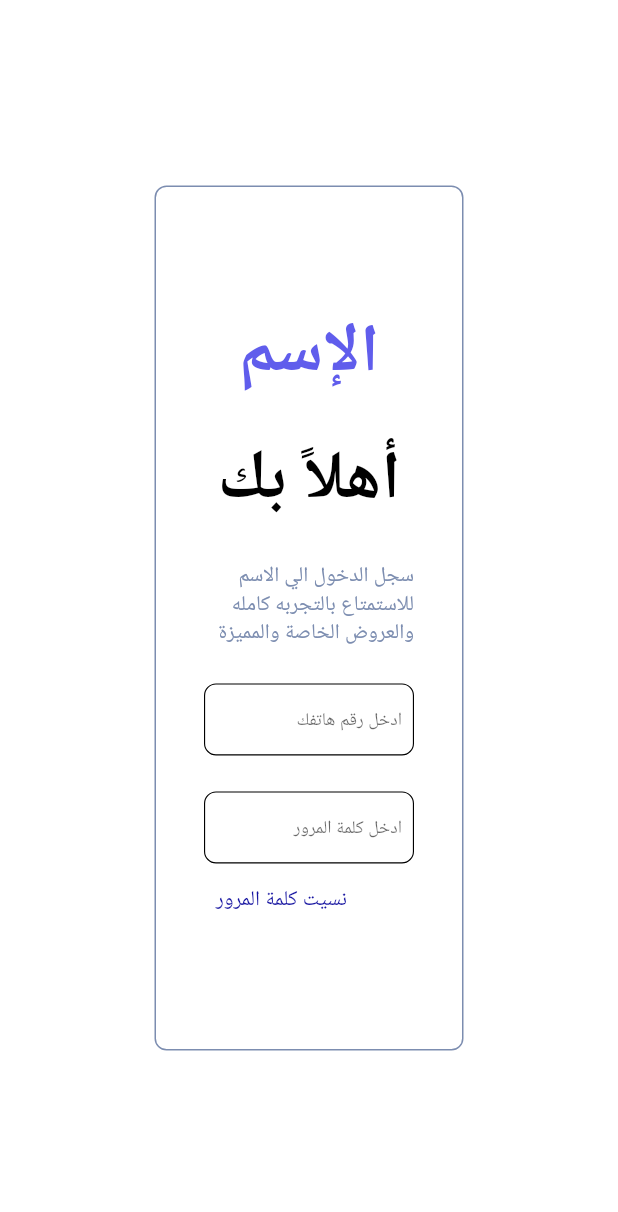
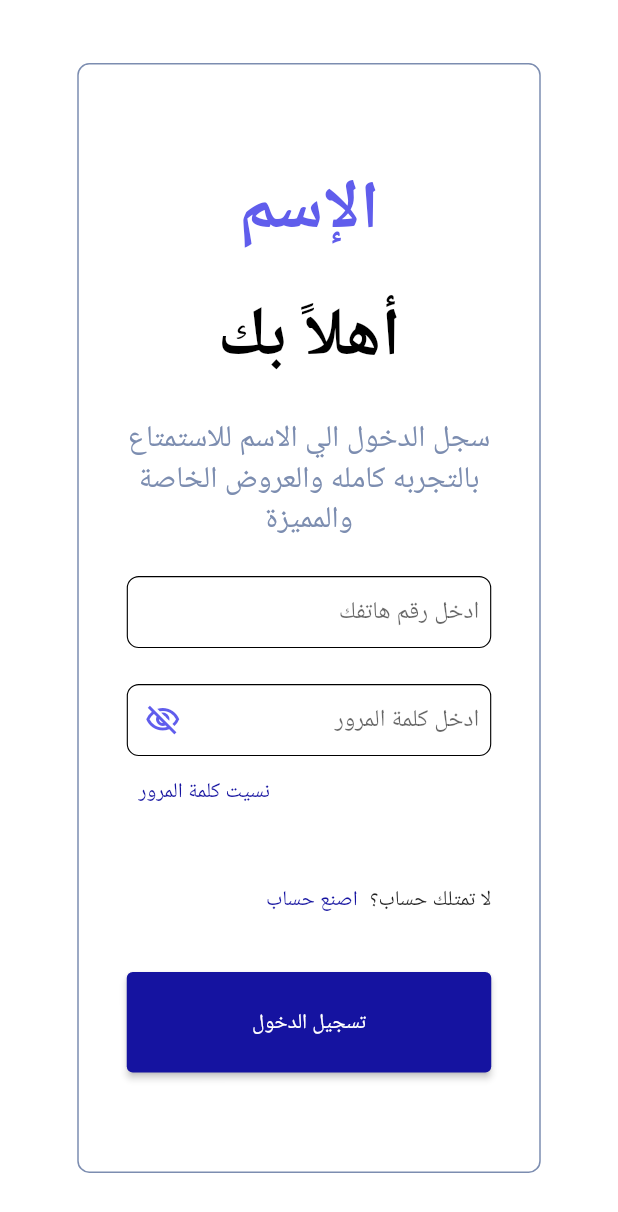
Before and after one commit to ahmed-hady-dev/rent_website, a Flutter app: the screen it shows after launch, on a phone screen of 412 x 824 dp. Shown: the top 1212 px of the screen. Run offline on Flutter 3.47's test engine with Material 2 defaults, Android fonts, the phone set to English and light mode, and no system bars; our stand-ins replace bloc, dio, easy_localization, flutter_bloc, get_storage, google_fonts and 1 more; accounts and stored records are empty; Roboto replaces fonts that are missing (Tajawal).

Commit message:
finish login screen and add responsive class

```diff
--- a/lib/components/custom_text_field.dart
+++ b/lib/components/custom_text_field.dart
@@ -1,4 +1,5 @@
 import 'package:flutter/material.dart';
+import 'package:rent_website/constants/app_colors.dart';
 
 class CustomTextField extends StatefulWidget {
   final TextInputType type;
@@ -20,6 +21,9 @@ class CustomTextField extends StatefulWidget {
   final TextStyle? hintStyle;
   final bool showBorder;
   final BoxConstraints? prefixIconConstraints;
+  final EdgeInsetsGeometry? padding;
+  final double? vertical;
+  final double? horizontal;
   const CustomTextField({
     Key? key,
     this.type = TextInputType.text,
@@ -41,6 +45,9 @@ class CustomTextField extends StatefulWidget {
     this.textStyle,
     this.prefixIconConstraints,
     this.hintStyle,
+    this.padding,
+    this.vertical,
+    this.horizontal,
   }) : super(key: key);
 
   @override
@@ -53,7 +60,10 @@ class _CustomTextFieldState extends State<CustomTextField> {
 
   @override
   Widget build(BuildContext context) {
-    return SizedBox(
+    return Padding(
+      padding:
+          widget.padding ?? EdgeInsets.symmetric(vertical: widget.vertical ?? 0, horizontal: widget.horizontal ?? 0),
+      child: SizedBox(
         height: widget.height,
         child: TextFormField(
           enabled: widget.enabled,
@@ -67,12 +77,7 @@ class _CustomTextFieldState extends State<CustomTextField> {
           maxLines: widget.type == TextInputType.visiblePassword ? 1 : widget.lines,
           onFieldSubmitted: widget.onFieldSubmitted,
           focusNode: widget.focusNode,
-        style: widget.textStyle ??
-            Theme.of(context).textTheme.bodyText1!.copyWith(
-                  fontSize: 12,
-                  color: Theme.of(context).primaryColor,
-                  fontWeight: FontWeight.w500,
-                ),
+          style: widget.textStyle,
           obscureText: widget.type == TextInputType.visiblePassword && !_visible,
           decoration: InputDecoration(
             hintText: widget.hint,
@@ -103,7 +108,8 @@ class _CustomTextFieldState extends State<CustomTextField> {
                     : GestureDetector(
                         onTap: () => setState(() => _visible = !_visible),
                         child: Icon(_visible ? Icons.visibility_outlined : Icons.visibility_off_outlined,
-                          color: Colors.grey))),
+                            color: AppColors.indigo))),
+          ),
         ),
       ),
     );
--- /dev/null
+++ b/lib/components/text_with_padding.dart
@@ -0,0 +1,38 @@
+import 'package:flutter/material.dart';
+
+class TextWithPadding extends StatelessWidget {
+  final String text;
+  final EdgeInsetsGeometry? padding;
+  final TextStyle? style;
+  final double? vertical;
+  final double? horizontal;
+  final bool? softWrap;
+  final int? maxLines;
+  final TextOverflow? overflow;
+  const TextWithPadding(
+      {Key? key,
+      required this.text,
+      this.padding,
+      this.vertical,
+      this.horizontal,
+      this.style,
+      this.softWrap,
+      this.maxLines,
+      this.overflow})
+      : super(key: key);
+
+  @override
+  Widget build(BuildContext context) {
+    return Padding(
+      padding: padding ?? EdgeInsets.symmetric(vertical: vertical ?? 0, horizontal: horizontal ?? 0),
+      child: Text(
+        text,
+        style: style,
+        softWrap: softWrap,
+        overflow: overflow ?? TextOverflow.ellipsis,
+        maxLines: maxLines ?? 3,
+        textAlign: TextAlign.center,
+      ),
+    );
+  }
+}
--- a/lib/constants/app_colors.dart
+++ b/lib/constants/app_colors.dart
@@ -2,7 +2,7 @@ import 'package:flutter/material.dart';
 
 class AppColors {
   static const lightIndigo = Color(0xFF9747FF);
-  static const darkIndigo = Color(0xFF1513A0);
+  static const purpleDark = Color(0xFF1513A0);
   static const indigo = Color(0xFF605DEC);
   static const grey = Color(0xFF7C8DB0);
 }
--- a/lib/constants/app_const.dart
+++ b/lib/constants/app_const.dart
@@ -3,7 +3,7 @@ import 'package:flutter/material.dart';
 
 import '../core/router/router.dart';
 
-class AppCont {
+class AppConst {
   static const appName = "الإسم";
 }
 
--- a/lib/core/theme/theme.dart
+++ b/lib/core/theme/theme.dart
@@ -17,10 +17,9 @@ ThemeData lightTheme(BuildContext context) {
       },
     ),
     brightness: Brightness.light,
-    dividerColor: Colors.black,
     colorScheme: Theme.of(context).colorScheme.copyWith(
-          primary: Colors.black,
-          secondary: Colors.black,
+          primary: Colors.indigoAccent,
+          secondary: Colors.indigoAccent,
         ),
     inputDecorationTheme: InputDecorationTheme(
       filled: true,
@@ -44,16 +43,16 @@ ThemeData lightTheme(BuildContext context) {
       ),
     ),
     textSelectionTheme: const TextSelectionThemeData(
-      cursorColor: Colors.black,
+      cursorColor: Colors.indigoAccent,
     ),
     textButtonTheme: TextButtonThemeData(
-      style: TextButton.styleFrom(primary: Colors.black),
+      style: TextButton.styleFrom(primary: Colors.indigoAccent),
     ),
     floatingActionButtonTheme: const FloatingActionButtonThemeData(
       backgroundColor: Colors.grey,
     ),
     checkboxTheme: CheckboxThemeData(
-      fillColor: MaterialStateProperty.all(Colors.black),
+      fillColor: MaterialStateProperty.all(Colors.indigoAccent),
     ),
   );
 }
--- a/lib/main.dart
+++ b/lib/main.dart
@@ -1,13 +1,13 @@
 import 'package:easy_localization/easy_localization.dart';
 import 'package:flutter/material.dart';
 import 'package:flutter_bloc/flutter_bloc.dart';
+import 'package:rent_website/view/login/login_view.dart';
 
 import 'core/blocObserver/bloc_observer.dart';
 import 'core/dioHelper/dio_helper.dart';
 import 'core/hive_helper/hive_helper.dart';
 import 'core/router/router.dart';
 import 'core/theme/theme.dart';
-import 'view/home/home_view.dart';
 
 void main() async {
   WidgetsFlutterBinding.ensureInitialized();
@@ -42,7 +42,7 @@ class MyApp extends StatelessWidget {
       locale: context.locale,
       supportedLocales: context.supportedLocales,
       localizationsDelegates: context.localizationDelegates,
-      home: const HomeView(),
+      home: const LoginView(),
     );
   }
 }
--- /dev/null
+++ b/lib/ui_helper.dart
@@ -0,0 +1,10 @@
+import 'package:flutter/cupertino.dart';
+
+enum ScreenType { mobile, desktop }
+
+extension UIHelper on BuildContext {
+  ScreenType screenType() {
+    final width = MediaQuery.of(this).size.width;
+    return width > 768 ? ScreenType.desktop : ScreenType.mobile;
+  }
+}
--- a/lib/view/home/home_view.dart
+++ /dev/null
@@ -1,57 +0,0 @@
-import 'package:flutter/material.dart';
-import 'package:gap/gap.dart';
-import 'package:rent_website/components/custom_text_field.dart';
-import 'package:rent_website/constants/app_colors.dart';
-import 'package:rent_website/constants/app_const.dart';
-
-class HomeView extends StatefulWidget {
-  const HomeView({super.key});
-
-  @override
-  State<HomeView> createState() => _HomeViewState();
-}
-
-class _HomeViewState extends State<HomeView> {
-  @override
-  Widget build(BuildContext context) {
-    return Scaffold(
-      body: Center(
-        child: Container(
-          width: widget.width * 0.5,
-          height: widget.height * 0.7,
-          decoration: BoxDecoration(borderRadius: BorderRadius.circular(8), border: Border.all(color: AppColors.grey)),
-          padding: const EdgeInsets.symmetric(vertical: 80, horizontal: 32),
-          child: Column(
-            children: <Widget>[
-              Text(AppCont.appName,
-                  style: Theme.of(context)
-                      .textTheme
-                      .displaySmall!
-                      .copyWith(color: AppColors.indigo, fontWeight: FontWeight.bold)),
-              const Gap(24),
-              Text('أهلاً بك',
-                  style: Theme.of(context)
-                      .textTheme
-                      .displaySmall!
-                      .copyWith(color: Colors.black, fontWeight: FontWeight.bold)),
-              const Gap(24),
-              Text('سجل الدخول الي الاسم للاستمتاع بالتجربه كامله والعروض الخاصة والمميزة',
-                  style: Theme.of(context).textTheme.bodyLarge!.copyWith(color: const Color(0xFF7C8DB0))),
-              const Gap(24),
-              const CustomTextField(hint: 'ادخل رقم هاتفك'),
-              const Gap(24),
-              const CustomTextField(hint: 'ادخل كلمة المرور'),
-              Align(
-                alignment: AlignmentDirectional.centerEnd,
-                child: TextButton(
-                    onPressed: () {},
-                    child: Text('نسيت كلمة المرور',
-                        style: Theme.of(context).textTheme.bodyMedium!.copyWith(color: AppColors.darkIndigo))),
-              ),
-            ],
-          ),
-        ),
-      ),
-    );
-  }
-}
--- /dev/null
+++ b/lib/view/login/component/create_account_button.dart
@@ -0,0 +1,23 @@
+import 'package:flutter/material.dart';
+
+import '../../../constants/app_colors.dart';
+
+class CreateAccountButton extends StatelessWidget {
+  const CreateAccountButton({Key? key}) : super(key: key);
+
+  @override
+  Widget build(BuildContext context) {
+    return Padding(
+      padding: const EdgeInsets.symmetric(vertical: 24),
+      child: Align(
+        alignment: AlignmentDirectional.centerStart,
+        child: Row(
+          children: <Widget>[
+            const Text('لا تمتلك حساب؟', overflow: TextOverflow.ellipsis),
+            TextButton(onPressed: () {}, child: const Text('اصنع حساب', style: TextStyle(color: AppColors.purpleDark)))
+          ],
+        ),
+      ),
+    );
+  }
+}
--- /dev/null
+++ b/lib/view/login/component/forgot_password_button.dart
@@ -0,0 +1,16 @@
+import 'package:flutter/material.dart';
+
+import '../../../constants/app_colors.dart';
+
+class ForgotPasswordButton extends StatelessWidget {
+  const ForgotPasswordButton({Key? key}) : super(key: key);
+
+  @override
+  Widget build(BuildContext context) {
+    return Align(
+      alignment: AlignmentDirectional.centerEnd,
+      child: TextButton(
+          onPressed: () {}, child: const Text('نسيت كلمة المرور', style: TextStyle(color: AppColors.purpleDark))),
+    );
+  }
+}
--- /dev/null
+++ b/lib/view/login/component/header_text.dart
@@ -0,0 +1,30 @@
+import 'package:flutter/material.dart';
+
+import '../../../components/text_with_padding.dart';
+import '../../../constants/app_colors.dart';
+import '../../../constants/app_const.dart';
+
+class HeaderText extends StatelessWidget {
+  const HeaderText({Key? key}) : super(key: key);
+
+  @override
+  Widget build(BuildContext context) {
+    return Column(
+      children: <Widget>[
+        Text(AppConst.appName,
+            style: Theme.of(context)
+                .textTheme
+                .displaySmall!
+                .copyWith(color: AppColors.indigo, fontWeight: FontWeight.bold)),
+        TextWithPadding(
+            text: 'أهلاً بك',
+            vertical: 24,
+            style:
+                Theme.of(context).textTheme.displaySmall!.copyWith(color: Colors.black, fontWeight: FontWeight.bold)),
+        TextWithPadding(
+            text: 'سجل الدخول الي الاسم للاستمتاع بالتجربه كامله والعروض الخاصة والمميزة',
+            style: Theme.of(context).textTheme.titleLarge!.copyWith(color: const Color(0xFF7C8DB0))),
+      ],
+    );
+  }
+}
--- /dev/null
+++ b/lib/view/login/component/login_button.dart
@@ -0,0 +1,21 @@
+import 'package:flutter/material.dart';
+import 'package:rent_website/constants/app_const.dart';
+
+import '../../../constants/app_colors.dart';
+
+class LoginButton extends StatelessWidget {
+  const LoginButton({Key? key}) : super(key: key);
+
+  @override
+  Widget build(BuildContext context) {
+    return SizedBox(
+      width: width,
+      child: ElevatedButton(
+        onPressed: () {},
+        style: ElevatedButton.styleFrom(
+            backgroundColor: AppColors.purpleDark, padding: const EdgeInsets.symmetric(vertical: 24)),
+        child: const Text('تسجيل الدخول'),
+      ),
+    );
+  }
+}
--- /dev/null
+++ b/lib/view/login/component/login_form.dart
@@ -0,0 +1,17 @@
+import 'package:flutter/material.dart';
+
+import '../../../components/custom_text_field.dart';
+
+class LoginForm extends StatelessWidget {
+  const LoginForm({Key? key}) : super(key: key);
+
+  @override
+  Widget build(BuildContext context) {
+    return const Column(
+      children: <Widget>[
+        CustomTextField(hint: 'ادخل رقم هاتفك', vertical: 24),
+        CustomTextField(hint: 'ادخل كلمة المرور', type: TextInputType.visiblePassword),
+      ],
+    );
+  }
+}
--- /dev/null
+++ b/lib/view/login/login_view.dart
@@ -0,0 +1,56 @@
+import 'package:flutter/material.dart';
+import 'package:rent_website/constants/app_colors.dart';
+import 'package:rent_website/constants/app_const.dart';
+import 'package:rent_website/ui_helper.dart';
+import 'package:rent_website/view/login/component/login_button.dart';
+import 'package:rent_website/view/login/component/login_form.dart';
+
+import 'component/create_account_button.dart';
+import 'component/forgot_password_button.dart';
+import 'component/header_text.dart';
+
+class LoginView extends StatefulWidget {
+  const LoginView({super.key});
+
+  @override
+  State<LoginView> createState() => _LoginViewState();
+}
+
+class _LoginViewState extends State<LoginView> {
+  @override
+  Widget build(BuildContext context) {
+    final screenType = context.screenType();
+
+    return Scaffold(
+      body: Center(
+        child: Row(
+          mainAxisSize: MainAxisSize.min,
+          crossAxisAlignment: CrossAxisAlignment.center,
+          children: <Widget>[
+            const Expanded(flex: 1, child: SizedBox()),
+            Flexible(
+              flex: screenType == ScreenType.desktop ? 2 : 6,
+              child: Container(
+                padding: EdgeInsets.symmetric(vertical: widget.height * 0.08, horizontal: 32),
+                decoration:
+                    BoxDecoration(borderRadius: BorderRadius.circular(8), border: Border.all(color: AppColors.grey)),
+                child: const Column(
+                  mainAxisSize: MainAxisSize.min,
+                  mainAxisAlignment: MainAxisAlignment.start,
+                  children: <Widget>[
+                    HeaderText(),
+                    LoginForm(),
+                    ForgotPasswordButton(),
+                    CreateAccountButton(),
+                    LoginButton(),
+                  ],
+                ),
+              ),
+            ),
+            const Expanded(flex: 1, child: SizedBox()),
+          ],
+        ),
+      ),
+    );
+  }
+}
```
Lines whose indentation alone changed are shown as unchanged.
